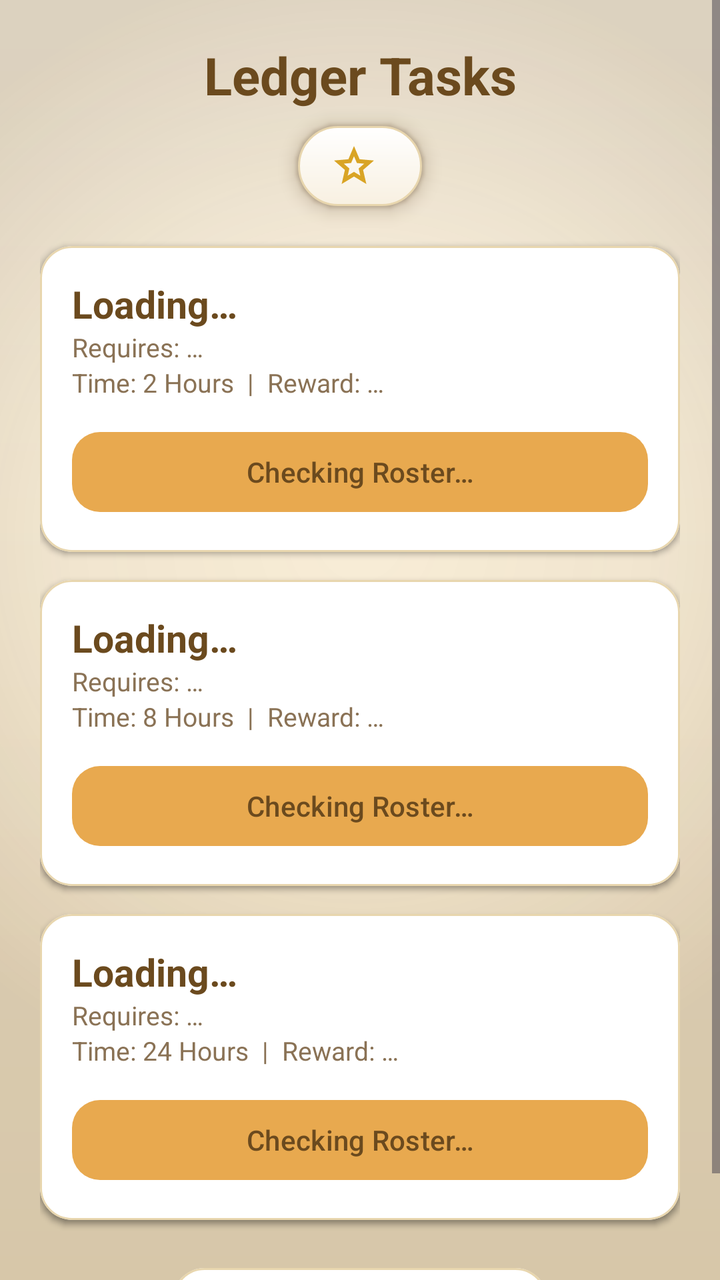
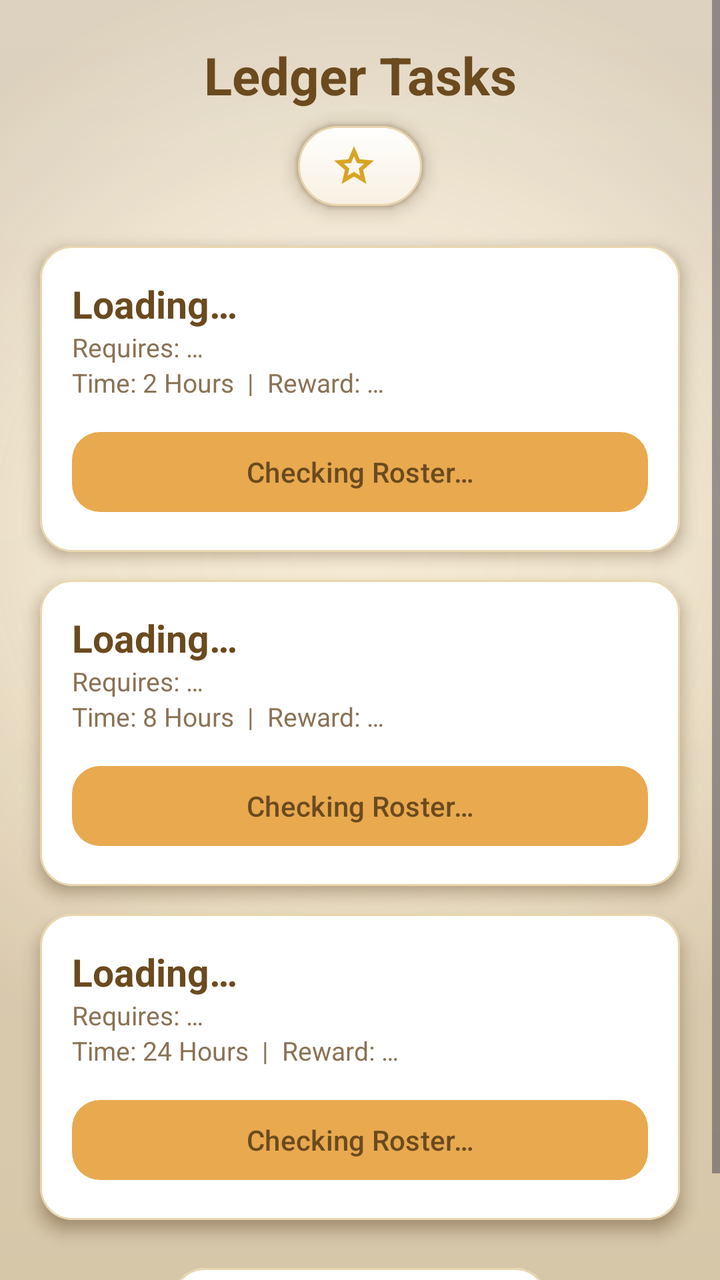

Compare the two renders of this Android layout. The source of the first and the diff that turns it into the second are given below.
<!-- AndroidManifest.xml: application theme Theme.RatKingRecon -->
<!-- res/layout/activity_mission.xml -->
<?xml version="1.0" encoding="utf-8"?>
<ScrollView xmlns:android="http://schemas.android.com/apk/res/android"
    xmlns:app="http://schemas.android.com/apk/res-auto"
    xmlns:tools="http://schemas.android.com/tools"
    android:layout_width="match_parent"
    android:layout_height="match_parent"
    android:background="@drawable/bg_app_gradient"
    android:fitsSystemWindows="true">

    <LinearLayout
        android:layout_width="match_parent"
        android:layout_height="wrap_content"
        android:orientation="vertical"
        android:padding="20dp">

        <TextView
            android:layout_width="match_parent"
            android:layout_height="wrap_content"
            android:text="@string/ledger_tasks_title"
            android:textColor="@color/text_primary"
            android:textSize="26sp"
            android:textStyle="bold"
            android:textAlignment="center"
            android:layout_marginBottom="8dp" />

        
        <TextView
            android:id="@+id/relicCountText"
            android:layout_width="wrap_content"
            android:layout_height="wrap_content"
            android:layout_gravity="center_horizontal"
            android:background="@drawable/bg_pill_tan"
            android:elevation="6dp"
            android:outlineAmbientShadowColor="@color/shadow_warm"
            android:outlineSpotShadowColor="@color/shadow_warm"
            tools:targetApi="28"
            android:paddingHorizontal="16dp"
            android:paddingVertical="8dp"
            android:drawableStart="@drawable/ic_star"
            android:drawablePadding="6dp"
            android:textSize="13sp"
            android:textStyle="bold"
            android:textColor="@color/text_primary"
            android:layout_marginBottom="20dp" />

        <com.google.android.material.card.MaterialCardView
            android:layout_width="match_parent"
            android:layout_height="wrap_content"
            app:cardBackgroundColor="@color/card_white"
            app:strokeColor="@color/card_border"
            app:strokeWidth="1dp"
            app:cardCornerRadius="16dp"
            app:cardElevation="2dp"
            android:layout_marginBottom="14dp">

            <LinearLayout
                android:layout_width="match_parent"
                android:layout_height="wrap_content"
                android:orientation="vertical"
                android:padding="16dp">

                <TextView android:id="@+id/titleM1" android:layout_width="wrap_content" android:layout_height="wrap_content" android:text="Loading…" android:textColor="@color/text_primary" android:textSize="19sp" android:textStyle="bold"/>
                <TextView android:id="@+id/reqM1" android:layout_width="wrap_content" android:layout_height="wrap_content" android:text="Requires: …" android:textColor="@color/text_muted" android:textSize="13sp"/>
                <TextView android:id="@+id/rewardM1" android:layout_width="wrap_content" android:layout_height="wrap_content" android:text="Time: 2 Hours  |  Reward: …" android:textColor="@color/text_muted" android:textSize="13sp" android:layout_marginBottom="12dp"/>

                <com.google.android.material.button.MaterialButton
                    android:id="@+id/btnMission1"
                    android:layout_width="match_parent"
                    android:layout_height="wrap_content"
                    android:text="@string/mission_checking_roster"
                    android:textAllCaps="false"
                    android:textColor="@color/text_primary"
                    app:cornerRadius="14dp" />
            </LinearLayout>
        </com.google.android.material.card.MaterialCardView>

        <com.google.android.material.card.MaterialCardView
            android:layout_width="match_parent"
            android:layout_height="wrap_content"
            app:cardBackgroundColor="@color/card_white"
            app:strokeColor="@color/card_border"
            app:strokeWidth="1dp"
            app:cardCornerRadius="16dp"
            app:cardElevation="2dp"
            android:layout_marginBottom="14dp">

            <LinearLayout
                android:layout_width="match_parent"
                android:layout_height="wrap_content"
                android:orientation="vertical"
                android:padding="16dp">

                <TextView android:id="@+id/titleM2" android:layout_width="wrap_content" android:layout_height="wrap_content" android:text="Loading…" android:textColor="@color/text_primary" android:textSize="19sp" android:textStyle="bold"/>
                <TextView android:id="@+id/reqM2" android:layout_width="wrap_content" android:layout_height="wrap_content" android:text="Requires: …" android:textColor="@color/text_muted" android:textSize="13sp"/>
                <TextView android:id="@+id/rewardM2" android:layout_width="wrap_content" android:layout_height="wrap_content" android:text="Time: 8 Hours  |  Reward: …" android:textColor="@color/text_muted" android:textSize="13sp" android:layout_marginBottom="12dp"/>

                <com.google.android.material.button.MaterialButton
                    android:id="@+id/btnMission2"
                    android:layout_width="match_parent"
                    android:layout_height="wrap_content"
                    android:text="@string/mission_checking_roster"
                    android:textAllCaps="false"
                    android:textColor="@color/text_primary"
                    app:cornerRadius="14dp" />
            </LinearLayout>
        </com.google.android.material.card.MaterialCardView>

        <com.google.android.material.card.MaterialCardView
            android:layout_width="match_parent"
            android:layout_height="wrap_content"
            app:cardBackgroundColor="@color/card_white"
            app:strokeColor="@color/card_border"
            app:strokeWidth="1dp"
            app:cardCornerRadius="16dp"
            app:cardElevation="2dp"
            android:layout_marginBottom="20dp">

            <LinearLayout
                android:layout_width="match_parent"
                android:layout_height="wrap_content"
                android:orientation="vertical"
                android:padding="16dp">

                <TextView android:id="@+id/titleM3" android:layout_width="wrap_content" android:layout_height="wrap_content" android:text="Loading…" android:textColor="@color/text_primary" android:textSize="19sp" android:textStyle="bold"/>
                <TextView android:id="@+id/reqM3" android:layout_width="wrap_content" android:layout_height="wrap_content" android:text="Requires: …" android:textColor="@color/text_muted" android:textSize="13sp"/>
                <TextView android:id="@+id/rewardM3" android:layout_width="wrap_content" android:layout_height="wrap_content" android:text="Time: 24 Hours  |  Reward: …" android:textColor="@color/text_muted" android:textSize="13sp" android:layout_marginBottom="12dp"/>

                <com.google.android.material.button.MaterialButton
                    android:id="@+id/btnMission3"
                    android:layout_width="match_parent"
                    android:layout_height="wrap_content"
                    android:text="@string/mission_checking_roster"
                    android:textAllCaps="false"
                    android:textColor="@color/text_primary"
                    app:cornerRadius="14dp" />
            </LinearLayout>
        </com.google.android.material.card.MaterialCardView>

        <com.google.android.material.button.MaterialButton
            android:id="@+id/btnBack"
            android:layout_width="wrap_content"
            android:layout_height="wrap_content"
            android:layout_gravity="center_horizontal"
            android:text="@string/btn_back_to_workshop"
            android:textAllCaps="false"
            android:textColor="@color/text_primary"
            app:backgroundTint="@color/card_white"
            app:strokeColor="@color/card_border"
            app:strokeWidth="1dp"
            app:cornerRadius="16dp" />

    </LinearLayout>
</ScrollView>
<!-- resources referenced by this layout -->
<resources>
  <color name="card_border">#E8D6AE</color>
  <color name="card_white">#FFFFFF</color>
  <color name="shadow_warm">#4A2F0F</color>
  <color name="text_muted">#8A7255</color>
  <color name="text_primary">#6B4A1E</color>
  <!-- drawable bg_app_gradient (drawable) -->
  <?xml version="1.0" encoding="utf-8"?>
  <layer-list xmlns:android="http://schemas.android.com/apk/res/android">
  
      <item>
          <shape android:shape="rectangle">
              <gradient
                  android:angle="270"
                  android:startColor="@color/cream"
                  android:endColor="@color/tan"
                  android:type="linear" />
          </shape>
      </item>
  
      <item>
          <shape android:shape="rectangle">
              <gradient
                  android:type="radial"
                  android:centerX="0.5"
                  android:centerY="0.42"
                  android:gradientRadius="80%p"
                  android:startColor="#004A2F0F"
                  android:centerColor="#0A4A2F0F"
                  android:endColor="#2B4A2F0F" />
          </shape>
      </item>
  
  </layer-list>
  <!-- drawable bg_pill_tan (drawable) -->
  <?xml version="1.0" encoding="utf-8"?>
  <shape xmlns:android="http://schemas.android.com/apk/res/android"
      android:shape="rectangle">
      <gradient
          android:angle="270"
          android:startColor="@color/card_white"
          android:endColor="#F8F0E1"
          android:type="linear" />
      <stroke
          android:width="1dp"
          android:color="@color/card_border" />
      <corners android:radius="20dp" />
  </shape>
  <!-- drawable ic_star (drawable) -->
  <?xml version="1.0" encoding="utf-8"?>
  <vector xmlns:android="http://schemas.android.com/apk/res/android"
      android:width="24dp"
      android:height="24dp"
      android:viewportWidth="960"
      android:viewportHeight="960"
      android:tint="@color/shiny_gold">
      <group android:translateX="-0" android:translateY="960">
          <path
              android:fillColor="@color/shiny_gold"
              android:pathData="m354-287 126-76 126 77-33-144 111-96-146-13-58-136-58 135-146 13 111 97-33 143ZM233-120l65-281L80-590l288-25 112-265 112 265 288 25-218 189 65 281-247-149-247 149Zm247-350Z" />
      </group>
  </vector>
  <string name="btn_back_to_workshop">Back to the Workshop</string>
  <string name="ledger_tasks_title">Ledger Tasks</string>
  <string name="mission_checking_roster">Checking Roster…</string>
  <style name="Theme.RatKingRecon" parent="Base.Theme.RatKingRecon" />
  <color name="cream">#FBF3E3</color>
  <color name="tan">#F5E6C8</color>
  <color name="shiny_gold">#D9A425</color>
  <style name="Base.Theme.RatKingRecon" parent="Theme.Material3.Light.NoActionBar">
          <item name="colorPrimary">@color/amber</item>
          <item name="colorOnPrimary">@color/text_primary</item>
          <item name="colorSurface">@color/cream</item>
          <item name="colorOnSurface">@color/text_primary</item>
          <item name="android:colorBackground">@color/cream</item>
          <item name="android:statusBarColor">@color/cream</item>
          <item name="android:windowLightStatusBar">true</item>
          <item name="android:navigationBarColor">@color/tan</item>
          
          <item name="android:windowLightNavigationBar" tools:targetApi="27">true</item>
      </style>
  <color name="amber">#E8A94F</color>
</resources>

<!-- the commit's change to res/layout/activity_mission.xml (unified diff, before → after) -->
@@ -5,12 +5,16 @@
     android:layout_width="match_parent"
     android:layout_height="match_parent"
     android:background="@drawable/bg_app_gradient"
+    android:clipChildren="false"
+    android:clipToPadding="false"
     android:fitsSystemWindows="true">
 
     <LinearLayout
         android:layout_width="match_parent"
         android:layout_height="wrap_content"
         android:orientation="vertical"
+        android:clipChildren="false"
+        android:clipToPadding="false"
         android:padding="20dp">
 
         <TextView
@@ -50,7 +54,10 @@
             app:strokeColor="@color/card_border"
             app:strokeWidth="1dp"
             app:cardCornerRadius="16dp"
-            app:cardElevation="2dp"
+            app:cardElevation="5dp"
+            android:outlineAmbientShadowColor="@color/shadow_warm"
+            android:outlineSpotShadowColor="@color/shadow_warm"
+            tools:targetApi="28"
             android:layout_marginBottom="14dp">
 
             <LinearLayout
@@ -70,7 +77,8 @@
                     android:text="@string/mission_checking_roster"
                     android:textAllCaps="false"
                     android:textColor="@color/text_primary"
-                    app:cornerRadius="14dp" />
+                    app:cornerRadius="14dp"
+                    app:elevation="4dp" />
             </LinearLayout>
         </com.google.android.material.card.MaterialCardView>
 
@@ -81,7 +89,10 @@
             app:strokeColor="@color/card_border"
             app:strokeWidth="1dp"
             app:cardCornerRadius="16dp"
-            app:cardElevation="2dp"
+            app:cardElevation="5dp"
+            android:outlineAmbientShadowColor="@color/shadow_warm"
+            android:outlineSpotShadowColor="@color/shadow_warm"
+            tools:targetApi="28"
             android:layout_marginBottom="14dp">
 
             <LinearLayout
@@ -101,7 +112,8 @@
                     android:text="@string/mission_checking_roster"
                     android:textAllCaps="false"
                     android:textColor="@color/text_primary"
-                    app:cornerRadius="14dp" />
+                    app:cornerRadius="14dp"
+                    app:elevation="4dp" />
             </LinearLayout>
         </com.google.android.material.card.MaterialCardView>
 
@@ -112,7 +124,10 @@
             app:strokeColor="@color/card_border"
             app:strokeWidth="1dp"
             app:cardCornerRadius="16dp"
-            app:cardElevation="2dp"
+            app:cardElevation="5dp"
+            android:outlineAmbientShadowColor="@color/shadow_warm"
+            android:outlineSpotShadowColor="@color/shadow_warm"
+            tools:targetApi="28"
             android:layout_marginBottom="20dp">
 
             <LinearLayout
@@ -132,7 +147,8 @@
                     android:text="@string/mission_checking_roster"
                     android:textAllCaps="false"
                     android:textColor="@color/text_primary"
-                    app:cornerRadius="14dp" />
+                    app:cornerRadius="14dp"
+                    app:elevation="4dp" />
             </LinearLayout>
         </com.google.android.material.card.MaterialCardView>
 
@@ -147,7 +163,8 @@
             app:backgroundTint="@color/card_white"
             app:strokeColor="@color/card_border"
             app:strokeWidth="1dp"
-            app:cornerRadius="16dp" />
+            app:cornerRadius="16dp"
+            app:elevation="4dp" />
 
     </LinearLayout>
 </ScrollView>
<!-- resource entries referenced after the edit -->
@@ -76,10 +76,14 @@
           <item name="android:colorBackground">@color/cream</item>
           <item name="android:statusBarColor">@color/cream</item>
           <item name="android:windowLightStatusBar">true</item>
+          
+          <item name="materialButtonStyle">@style/Widget.RatKing.Button</item>
           <item name="android:navigationBarColor">@color/tan</item>
           
           <item name="android:windowLightNavigationBar" tools:targetApi="27">true</item>
       </style>
   <color name="amber">#E8A94F</color>
+  <style name="Widget.RatKing.Button" parent="Widget.RatKing.Button.Base" />
+  <style name="Widget.RatKing.Button.Base" parent="Widget.Material3.Button" />
 </resources>
 
